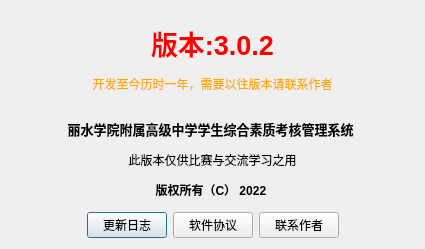
Above: about.ui from NucleicAcider/SSCQAMS before the change. Below: the same form after it.
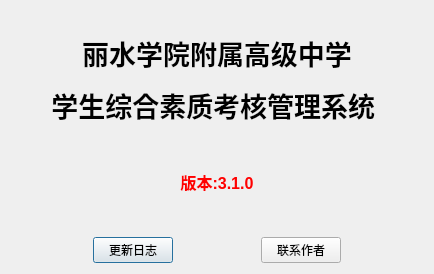
That is the form after the change. Icons and pictures are not drawn.

What changed in the file:
```diff
--- a/about.ui
+++ b/about.ui
@@ -6,8 +6,8 @@
    <rect>
     <x>0</x>
     <y>0</y>
-    <width>425</width>
-    <height>249</height>
+    <width>434</width>
+    <height>274</height>
    </rect>
   </property>
   <property name="windowTitle">
@@ -19,20 +19,8 @@
   </property>
   <layout class="QVBoxLayout" name="verticalLayout">
    <item>
-    <widget class="QLabel" name="label">
-     <property name="text">
-      <string>&lt;html&gt;&lt;head/&gt;&lt;body&gt;&lt;p align=&quot;center&quot;&gt;&lt;span style=&quot; font-size:20pt; font-weight:700; color:#ff0000;&quot;&gt;版本:3.0.2&lt;/span&gt;&lt;/p&gt;&lt;p align=&quot;center&quot;&gt;&lt;span style=&quot; color:#ffaa00;&quot;&gt;开发至今历时一年，需要以往版本请联系作者&lt;/span&gt;&lt;/p&gt;&lt;/body&gt;&lt;/html&gt;</string>
-     </property>
-    </widget>
-   </item>
-   <item>
-    <widget class="QLabel" name="label_2">
-     <property name="text">
-      <string>&lt;html&gt;&lt;head/&gt;&lt;body&gt;&lt;p align=&quot;center&quot;&gt;&lt;span style=&quot; font-family:'Microsoft YaHei'; font-size:10pt; font-weight:700; color:#000000;&quot;&gt;丽水学院附属高级中学学生综合素质考核管理系统 &lt;/span&gt;&lt;/p&gt;&lt;p align=&quot;center&quot;&gt;&lt;span style=&quot; font-family:'Microsoft YaHei'; font-size:medium; color:#000000;&quot;&gt;此版本仅供比赛与交流学习之用&lt;/span&gt;&lt;/p&gt;&lt;p align=&quot;center&quot;&gt;&lt;span style=&quot; font-family:'Microsoft YaHei'; font-size:medium; font-weight:700; color:#000000;&quot;&gt;版权所有（C） 2022 &lt;/span&gt;&lt;/p&gt;&lt;/body&gt;&lt;/html&gt;</string>
-     </property>
-    </widget>
-   </item>
-   <item>
+    <layout class="QGridLayout" name="gridLayout">
+     <item row="3" column="0">
     <layout class="QHBoxLayout" name="horizontalLayout">
      <item>
       <spacer name="horizontalSpacer">
@@ -55,11 +43,17 @@
       </widget>
      </item>
      <item>
-      <widget class="QPushButton" name="pushButton_2">
-       <property name="text">
-        <string>软件协议</string>
-       </property>
-      </widget>
+        <spacer name="horizontalSpacer_3">
+         <property name="orientation">
+          <enum>Qt::Horizontal</enum>
+         </property>
+         <property name="sizeHint" stdset="0">
+          <size>
+           <width>40</width>
+           <height>20</height>
+          </size>
+         </property>
+        </spacer>
      </item>
      <item>
       <widget class="QPushButton" name="pushButton_3">
@@ -70,6 +64,35 @@
      </item>
      <item>
       <spacer name="horizontalSpacer_2">
+         <property name="orientation">
+          <enum>Qt::Horizontal</enum>
+         </property>
+         <property name="sizeHint" stdset="0">
+          <size>
+           <width>40</width>
+           <height>20</height>
+          </size>
+         </property>
+        </spacer>
+       </item>
+      </layout>
+     </item>
+     <item row="1" column="0">
+      <widget class="QLabel" name="label_2">
+       <property name="text">
+        <string>&lt;html&gt;&lt;head/&gt;&lt;body&gt;&lt;p align=&quot;center&quot;&gt;&lt;span style=&quot; font-family:'Microsoft YaHei'; font-size:20pt; font-weight:600; color:#000000;&quot;&gt;丽水学院附属高级中学&lt;/span&gt;&lt;/p&gt;&lt;p align=&quot;center&quot;&gt;&lt;span style=&quot; font-family:'Microsoft YaHei'; font-size:20pt; font-weight:600; color:#000000;&quot;&gt;学生综合素质考核管理系统 &lt;/span&gt;&lt;/p&gt;&lt;/body&gt;&lt;/html&gt;</string>
+       </property>
+      </widget>
+     </item>
+     <item row="2" column="0">
+      <widget class="QLabel" name="label">
+       <property name="text">
+        <string>&lt;html&gt;&lt;head/&gt;&lt;body&gt;&lt;p align=&quot;center&quot;&gt;&lt;span style=&quot; font-size:12pt; font-weight:696; color:#ff0000;&quot;&gt;版本:3.1.0&lt;/span&gt;&lt;/p&gt;&lt;/body&gt;&lt;/html&gt;</string>
+       </property>
+      </widget>
+     </item>
+     <item row="0" column="0">
+      <spacer name="horizontalSpacer_4">
        <property name="orientation">
         <enum>Qt::Horizontal</enum>
        </property>
```
Lines whose indentation alone changed are shown as unchanged.
